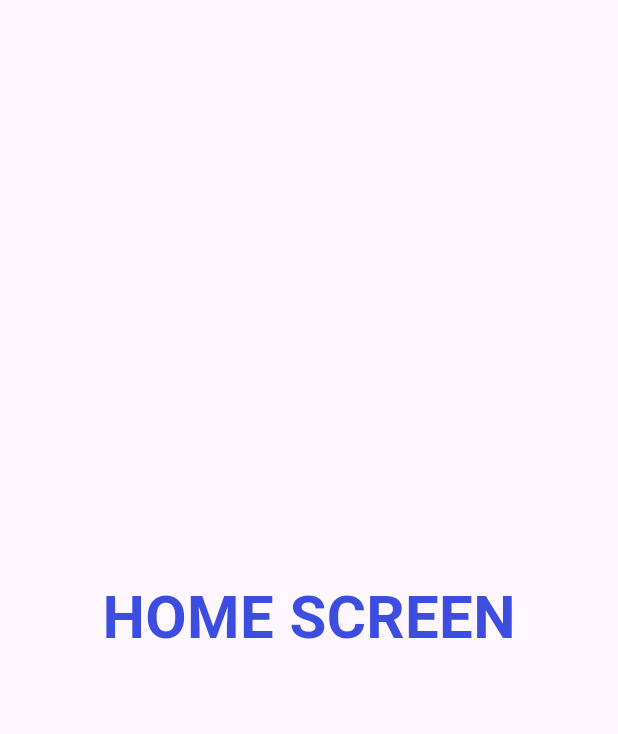
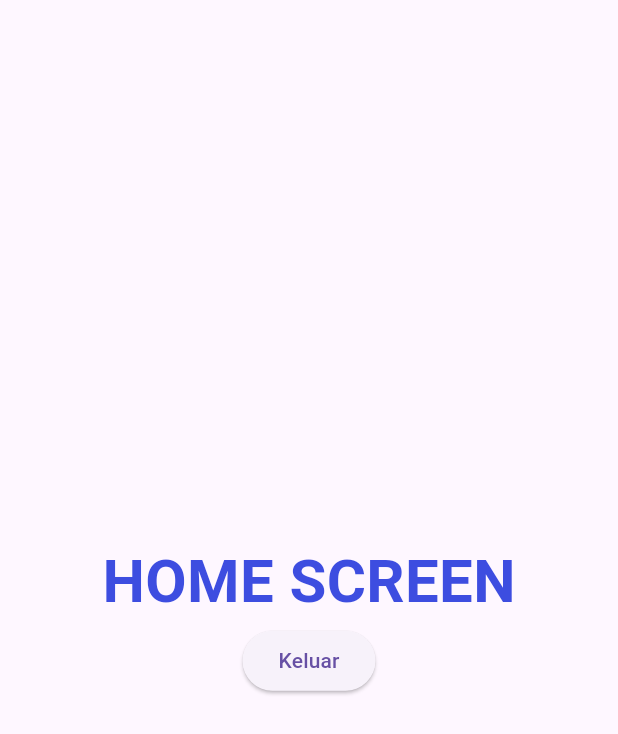
Before and after one commit to septyaanp/21102177_TI3_ppb2234-2coba, a Flutter app: the HomeScreen screen opened by its route, on a phone screen of 412 x 824 dp. Shown: the top 734 px of the screen. Run offline on Flutter 3.47's test engine with Material 3 defaults, Android fonts, the light colour scheme and no system bars; our stand-ins replace bloc, equatable, firebase_auth, firebase_core, flutter_bloc, google_fonts and 2 more; accounts and stored records are empty.

Commit message:
Step 14 : sign out button

```diff
--- a/firebase_auth (Pertemuan 9)/lib/ui/home_screen.dart
+++ b/firebase_auth (Pertemuan 9)/lib/ui/home_screen.dart
@@ -7,13 +7,23 @@ class HomeScreen extends StatelessWidget {
   Widget build(BuildContext context) {
     return Scaffold(
       body: Center(
-          child: Text(
-        "HOME SCREEN",
-        style: TextStyle(
-            fontSize: 40,
-            fontWeight: FontWeight.bold,
-            color: Color(0xff3D4DE0)),
-      )),
+        child: Column(
+          mainAxisAlignment: MainAxisAlignment.center,
+          children: [
+            Text(
+              "HOME SCREEN",
+              style: TextStyle(
+                  fontSize: 40,
+                  fontWeight: FontWeight.bold,
+                  color: Color(0xff3D4DE0)),
+            ),
+            ElevatedButton(
+              onPressed: () {},
+              child: const Text('Keluar'),
+            )
+          ],
+        ),
+      ),
     );
   }
 }
```
